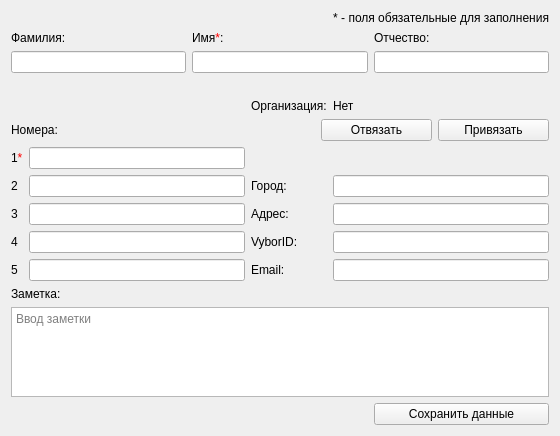
Qt form AddContactDialog.ui (okostynchuk/Outcall) before a commit.
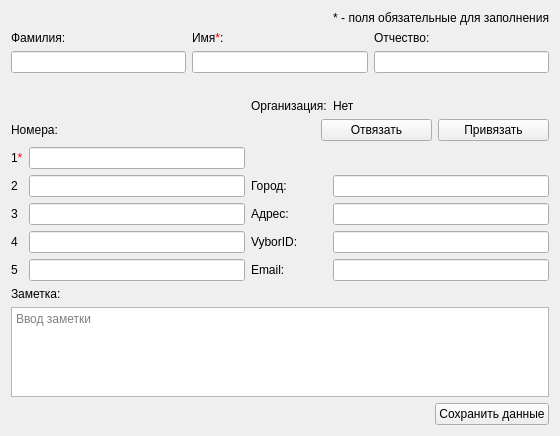
The same form after that commit. Icons and pictures are not drawn.

```diff
--- a/AddContactDialog.ui
+++ b/AddContactDialog.ui
@@ -406,6 +406,12 @@
     <layout class="QGridLayout" name="gridLayout_7">
      <item row="2" column="2">
       <widget class="QPushButton" name="saveButton">
+       <property name="sizePolicy">
+        <sizepolicy hsizetype="Fixed" vsizetype="Fixed">
+         <horstretch>0</horstretch>
+         <verstretch>0</verstretch>
+        </sizepolicy>
+       </property>
        <property name="focusPolicy">
         <enum>Qt::StrongFocus</enum>
        </property>
```
